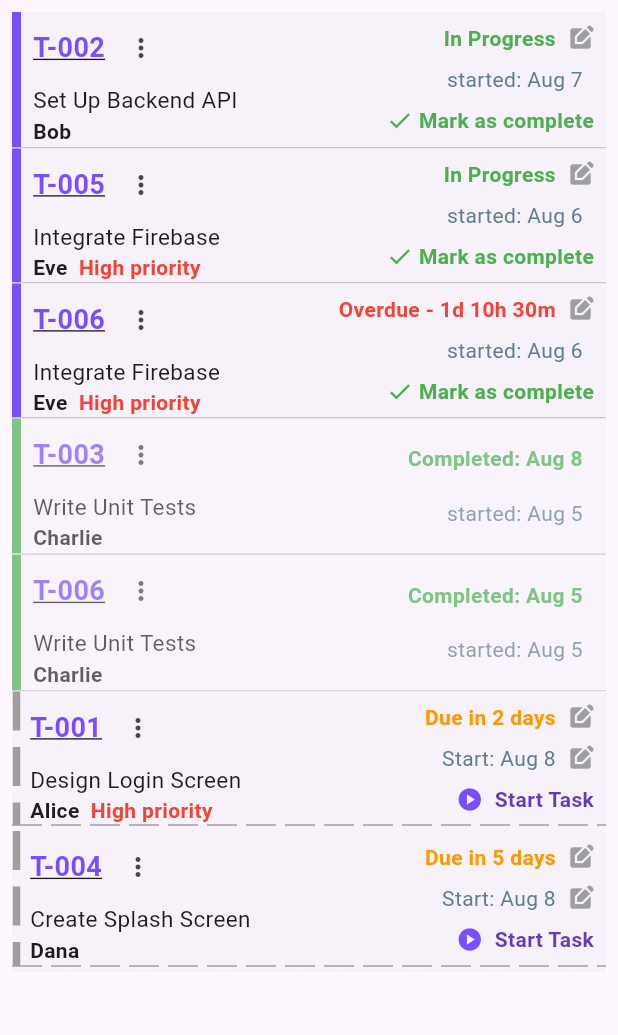
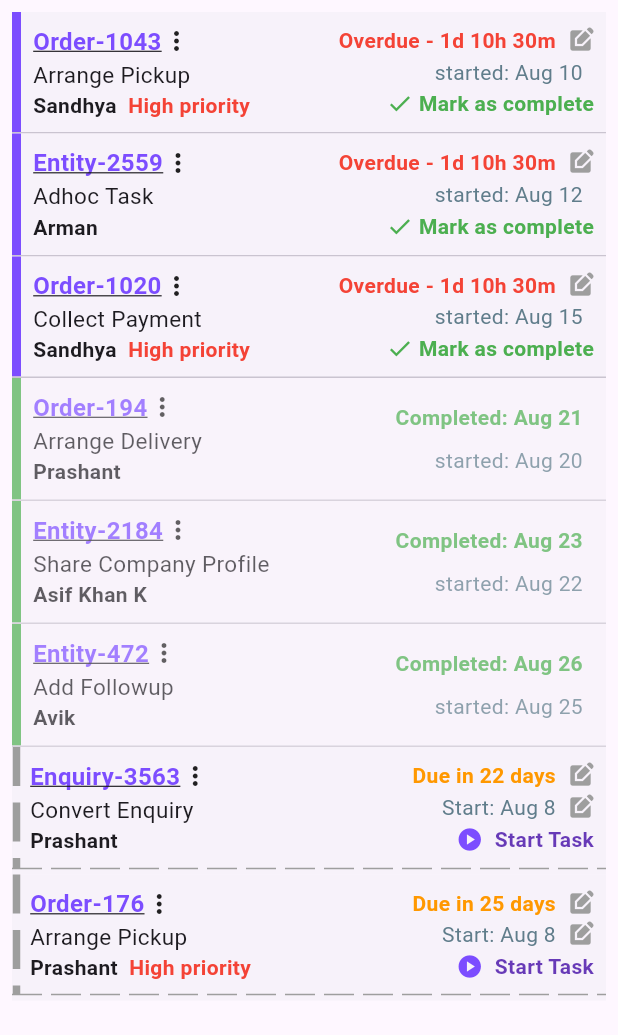
Before and after one commit to MD-DILDAR-MANDAL/task_manager_ui, a Flutter app: the screen it shows after launch, on a phone screen of 412 x 824 dp. Shown: the top 1035 px of the screen. Run offline on Flutter 3.47's test engine with Material 3 defaults, Android fonts, the phone set to English and light mode, and no system bars.

Commit message:
fix: ui & demo data

```diff
--- a/lib/task_screen.dart
+++ b/lib/task_screen.dart
@@ -12,70 +12,79 @@ class TaskScreen extends StatefulWidget {
 class _TaskScreenState extends State<TaskScreen> {
   final List<Task> demoTasks = [
     Task(
-      id: 'T-001',
-      title: 'Design Login Screen',
-      assignee: 'Alice',
+      id: 'Order-1043',
+      title: 'Arrange Pickup',
+      assignee: 'Sandhya',
       priority: 'High',
-      status: TaskStatus.NotStarted,
-      startDate: DateTime(2025, 8, 8),
-      dueDate: DateTime(2025, 8, 10),
+      status: TaskStatus.Started, // Overdue - 10h 5m
+      startDate: DateTime(2025, 8, 10),
+      dueDate: DateTime(2025, 8, 7),
     ),
     Task(
-      id: 'T-002',
-      title: 'Set Up Backend API',
-      assignee: 'Bob',
+      id: 'Entity-2559',
+      title: 'Adhoc Task',
+      assignee: 'Arman',
       priority: 'Medium',
-      status: TaskStatus.Started,
-      startDate: DateTime(2025, 8, 7),
-      dueDate: DateTime(2025, 8, 11),
+      status: TaskStatus.Started, // Overdue - 16h 4m
+      startDate: DateTime(2025, 8, 12),
+      dueDate: DateTime(2025, 8, 7),
     ),
     Task(
-      id: 'T-003',
-      title: 'Write Unit Tests',
-      assignee: 'Charlie',
-      priority: 'Low',
-      status: TaskStatus.Completed,
-      startDate: DateTime(2025, 8, 5),
-      dueDate: DateTime(2025, 8, 8),
+      id: 'Order-1020',
+      title: 'Collect Payment',
+      assignee: 'Sandhya',
+      priority: 'High',
+      status: TaskStatus.Started, // Overdue - 17h 2m
+      startDate: DateTime(2025, 8, 15),
+      dueDate: DateTime(2025, 8, 7),
     ),
     Task(
-      id: 'T-006',
-      title: 'Write Unit Tests',
-      assignee: 'Charlie',
+      id: 'Order-194',
+      title: 'Arrange Delivery',
+      assignee: 'Prashant',
       priority: 'Low',
-      status: TaskStatus.Completed,
-      startDate: DateTime(2025, 8, 5),
-      dueDate: DateTime(2025, 8, 5),
+      status: TaskStatus.Completed, // Completed: Aug 21
+      startDate: DateTime(2025, 8, 20),
+      dueDate: DateTime(2025, 8, 21),
     ),
     Task(
-      id: 'T-004',
-      title: 'Create Splash Screen',
-      assignee: 'Dana',
+      id: 'Entity-2184',
+      title: 'Share Company Profile',
+      assignee: 'Asif Khan K',
       priority: 'Medium',
-      status: TaskStatus.NotStarted,
-      startDate: DateTime(2025, 8, 9),
-      dueDate: DateTime(2025, 8, 13),
+      status: TaskStatus.Completed, // Completed: Aug 23
+      startDate: DateTime(2025, 8, 22),
+      dueDate: DateTime(2025, 8, 23),
     ),
     Task(
-      id: 'T-005',
-      title: 'Integrate Firebase',
-      assignee: 'Eve',
+      id: 'Entity-472',
+      title: 'Add Followup',
+      assignee: 'Avik',
+      priority: 'Medium',
+      status: TaskStatus.Completed, // Completed: Aug 26
+      startDate: DateTime(2025, 8, 25),
+      dueDate: DateTime(2025, 8, 26),
+    ),
+    Task(
+      id: 'Enquiry-3563',
+      title: 'Convert Enquiry',
+      assignee: 'Prashant',
+      priority: 'Low',
+      status: TaskStatus.NotStarted, // Due in 2 days (Aug 28)
+      startDate: DateTime(2025, 8, 28),
+      dueDate: DateTime(2025, 8, 30),
+    ),
+    Task(
+      id: 'Order-176',
+      title: 'Arrange Pickup',
+      assignee: 'Prashant',
       priority: 'High',
-      status: TaskStatus.Started,
-      startDate: DateTime(2025, 8, 6),
-      dueDate: DateTime(2025, 8, 10),
-    ),
-
-    Task(
-      id: 'T-006',
-      title: 'Integrate Firebase',
-      assignee: 'Eve',
-      priority: 'High',
-      status: TaskStatus.Started,
-      startDate: DateTime(2025, 8, 6),
-      dueDate: DateTime(2025, 8, 7),
+      status: TaskStatus.NotStarted, // Due Tomorrow (Sep 1)
+      startDate: DateTime(2025, 9, 1),
+      dueDate: DateTime(2025, 9, 2),
     ),
   ];
+
   @override
   Widget build(BuildContext context) {
     List<Task> sortedTasks = List.from(demoTasks);
--- a/lib/widget/task_card.dart
+++ b/lib/widget/task_card.dart
@@ -118,12 +118,13 @@ Widget buildTaskCard(Task task) {
                   Container(width: 6, color: barColor),
                 Expanded(
                   child: Padding(
-                    padding: const EdgeInsets.fromLTRB(8.0, 0, 8.0, 0),
+                    padding: const EdgeInsets.fromLTRB(8.0, 8, 8.0, 8.0),
                     child: Row(
                       crossAxisAlignment: CrossAxisAlignment.start,
                       mainAxisAlignment: MainAxisAlignment.spaceBetween,
                       children: [
                         Column(
+                          mainAxisAlignment: MainAxisAlignment.start,
                           crossAxisAlignment: CrossAxisAlignment.start,
                           children: [
                             Row(
@@ -134,12 +135,12 @@ Widget buildTaskCard(Task task) {
                                     color: Colors.deepPurpleAccent,
                                     fontWeight: FontWeight.bold,
                                     decoration: TextDecoration.underline,
-                                    fontSize: 18,
+                                    fontSize: 16,
                                   ),
                                 ),
-                                IconButton(
-                                  icon: Icon(Icons.more_vert, size: 20),
-                                  onPressed: () {},
+                                GestureDetector(
+                                  child: Icon(Icons.more_vert, size: 20),
+                                  onTap: () {},
                                 ),
                               ],
                             ),
```
